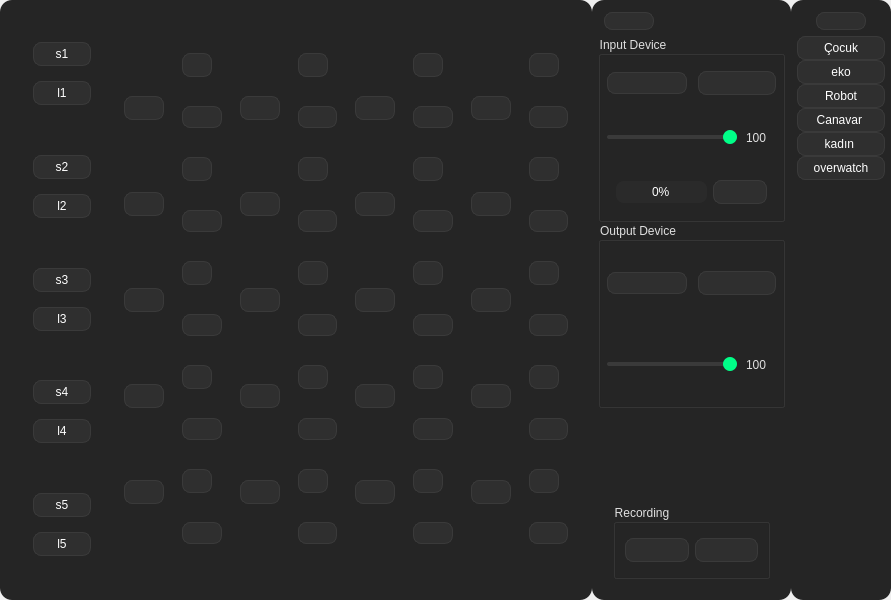
Before: the Qt Designer form src/mainwindow.ui in akifs52/Voice-Changer, drawn with Qt 5.
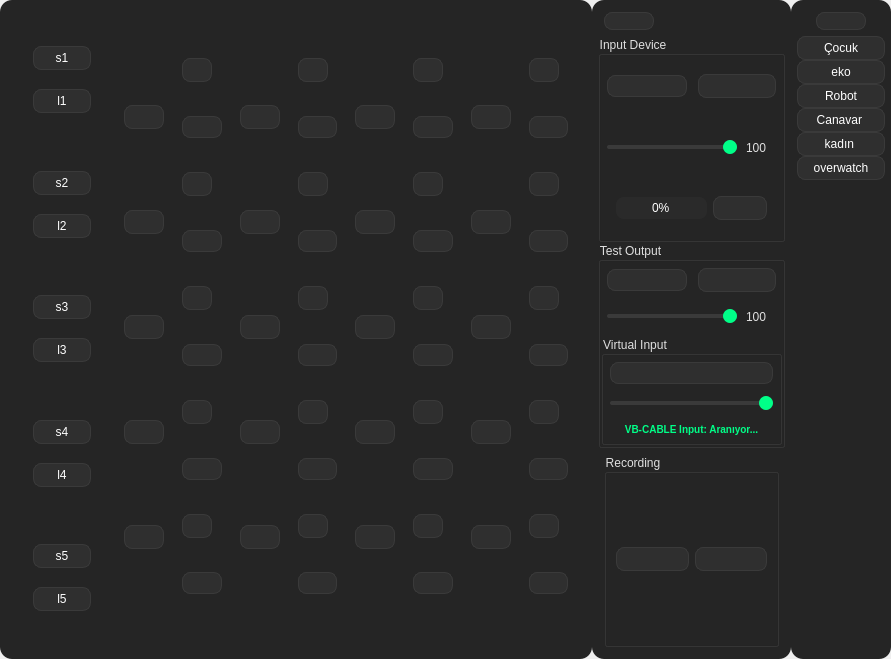
After: the same form once the commit is applied. Icons and pictures are not drawn.

Commit message: adding virtualInput and circular buffer parallel pipeline

What changed in the file:
```diff
--- a/src/mainwindow.ui
+++ b/src/mainwindow.ui
@@ -7,7 +7,7 @@
     <x>0</x>
     <y>0</y>
     <width>891</width>
-    <height>600</height>
+    <height>659</height>
    </rect>
   </property>
   <property name="windowTitle">
@@ -1962,7 +1962,7 @@
        <item>
         <widget class="QGroupBox" name="groupBox_2">
          <property name="title">
-          <string>Output Device</string>
+          <string>Test Output</string>
          </property>
          <layout class="QVBoxLayout" name="verticalLayout_4">
           <property name="spacing">
@@ -2090,6 +2090,132 @@
             </layout>
            </widget>
           </item>
+          <item>
+           <widget class="QGroupBox" name="virtualGroupBox">
+            <property name="title">
+             <string>Virtual Input</string>
+            </property>
+            <layout class="QVBoxLayout" name="verticalLayout_virtual">
+             <property name="spacing">
+              <number>0</number>
+             </property>
+             <property name="leftMargin">
+              <number>0</number>
+             </property>
+             <property name="topMargin">
+              <number>0</number>
+             </property>
+             <property name="rightMargin">
+              <number>0</number>
+             </property>
+             <property name="bottomMargin">
+              <number>0</number>
+             </property>
+             <item>
+              <widget class="QFrame" name="virtualFrame">
+               <property name="frameShape">
+                <enum>QFrame::Shape::StyledPanel</enum>
+               </property>
+               <property name="frameShadow">
+                <enum>QFrame::Shadow::Raised</enum>
+               </property>
+               <layout class="QHBoxLayout" name="horizontalLayout_virtual">
+                <property name="spacing">
+                 <number>11</number>
+                </property>
+                <property name="leftMargin">
+                 <number>0</number>
+                </property>
+                <property name="topMargin">
+                 <number>0</number>
+                </property>
+                <property name="rightMargin">
+                 <number>0</number>
+                </property>
+                <property name="bottomMargin">
+                 <number>0</number>
+                </property>
+                <item>
+                 <widget class="QComboBox" name="virtualcombobox">
+                  <property name="minimumSize">
+                   <size>
+                    <width>0</width>
+                    <height>0</height>
+                   </size>
+                  </property>
+                  <property name="currentIndex">
+                   <number>-1</number>
+                  </property>
+                  <property name="duplicatesEnabled">
+                   <bool>false</bool>
+                  </property>
+                  <property name="modelColumn">
+                   <number>0</number>
+                  </property>
+                 </widget>
+                </item>
+               </layout>
+              </widget>
+             </item>
+             <item>
+              <widget class="QFrame" name="virtualSliderFrame">
+               <property name="frameShape">
+                <enum>QFrame::Shape::StyledPanel</enum>
+               </property>
+               <property name="frameShadow">
+                <enum>QFrame::Shadow::Raised</enum>
+               </property>
+               <layout class="QHBoxLayout" name="horizontalLayout_virtual_slider">
+                <property name="spacing">
+                 <number>0</number>
+                </property>
+                <property name="leftMargin">
+                 <number>0</number>
+                </property>
+                <property name="topMargin">
+                 <number>0</number>
+                </property>
+                <property name="rightMargin">
+                 <number>0</number>
+                </property>
+                <property name="bottomMargin">
+                 <number>0</number>
+                </property>
+                <item>
+                 <widget class="QSlider" name="virtualslider">
+                  <property name="styleSheet">
+                   <string notr="true"/>
+                  </property>
+                  <property name="maximum">
+                   <number>100</number>
+                  </property>
+                  <property name="value">
+                   <number>100</number>
+                  </property>
+                  <property name="orientation">
+                   <enum>Qt::Orientation::Horizontal</enum>
+                  </property>
+                 </widget>
+                </item>
+               </layout>
+              </widget>
+             </item>
+             <item>
+              <widget class="QLabel" name="virtualStatusLabel">
+               <property name="styleSheet">
+                <string notr="true">color: #00ff88; font-weight: bold; font-size: 10px;</string>
+               </property>
+               <property name="text">
+                <string>VB-CABLE Input: Aranıyor...</string>
+               </property>
+               <property name="alignment">
+                <set>Qt::AlignmentFlag::AlignCenter</set>
+               </property>
+              </widget>
+             </item>
+            </layout>
+           </widget>
+          </item>
          </layout>
         </widget>
        </item>
@@ -2102,16 +2228,21 @@
           <enum>QFrame::Shadow::Raised</enum>
          </property>
          <layout class="QVBoxLayout" name="verticalLayout_6">
-          <item>
-           <widget class="QFrame" name="frame_14">
-            <property name="frameShape">
-             <enum>QFrame::Shape::StyledPanel</enum>
-            </property>
-            <property name="frameShadow">
-             <enum>QFrame::Shadow::Raised</enum>
-            </property>
-           </widget>
-          </item>
+          <property name="spacing">
+           <number>0</number>
+          </property>
+          <property name="leftMargin">
+           <number>0</number>
+          </property>
+          <property name="topMargin">
+           <number>0</number>
+          </property>
+          <property name="rightMargin">
+           <number>0</number>
+          </property>
+          <property name="bottomMargin">
+           <number>0</number>
+          </property>
           <item>
            <widget class="QGroupBox" name="groupBox_4">
             <property name="title">
```
The commit also changes 15 other files.
